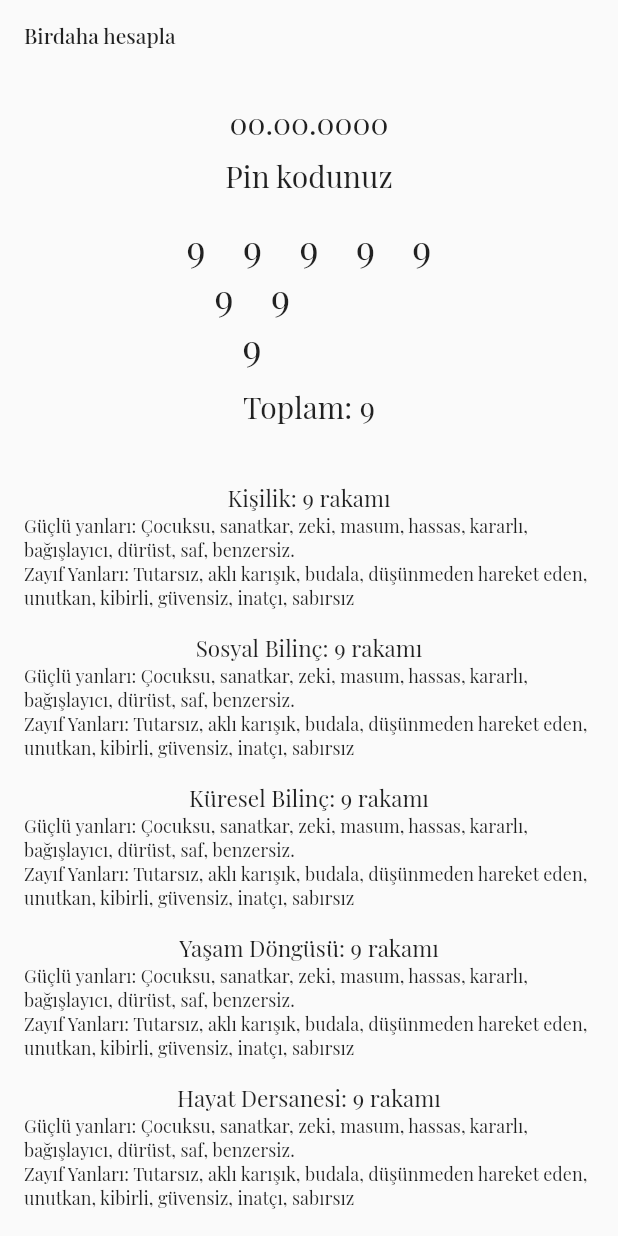
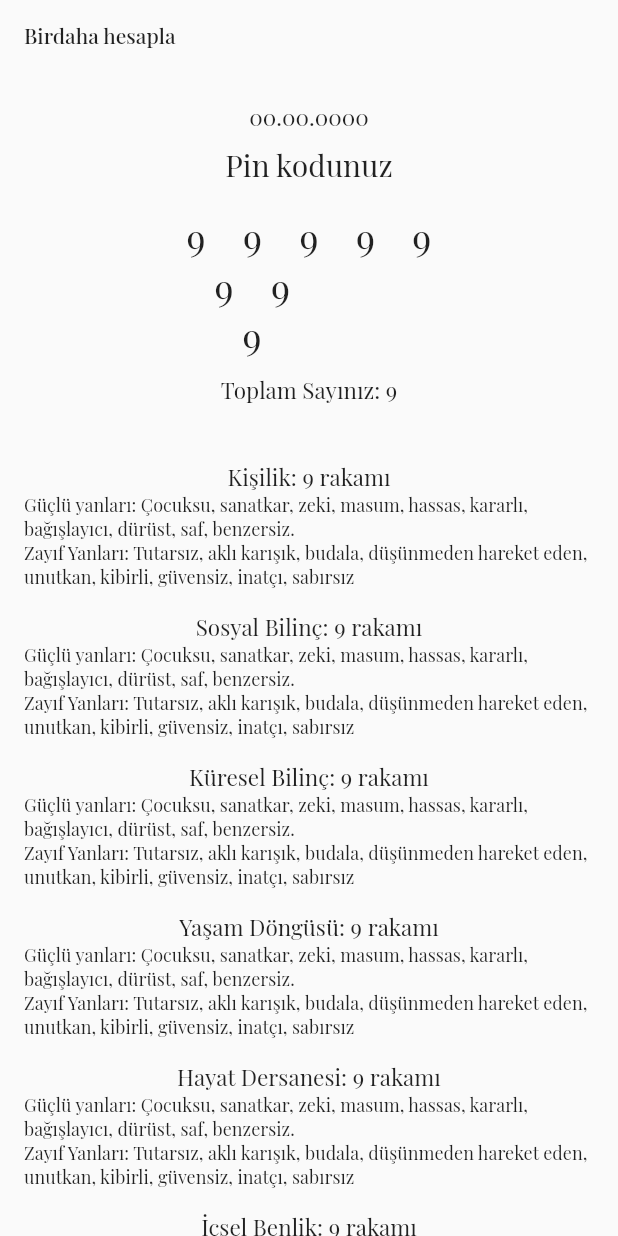
Before and after one commit to imertgul/pin_kodu, a Flutter app: the screen it shows after launch, after a tap on "Hesapla", on a phone screen of 412 x 824 dp. Run offline on Flutter 3.47's test engine with Material 2 defaults, Android fonts, the light colour scheme and no system bars; project files that could hold a hidden picture were left out.

Commit message:
Hesaplama ve çıktılar fonksiyonel hale getirildi

```diff
--- a/lib/page/HomePage.dart
+++ b/lib/page/HomePage.dart
@@ -60,17 +60,7 @@ class _MyHomePageState extends State<MyHomePage> {
                 ),
                 FlatButton(
                     onPressed: () {
-                      // myBlackList.removeRange(0, myBlackList.length);
-                      myPinCode[0] = (myBirthdate[0] + myBirthdate[1]) % 9;
-                      myPinCode[1] = (myBirthdate[2] + myBirthdate[3]) % 9;
-                      myPinCode[2] = (myBirthdate[4] + myBirthdate[7]) % 9;
-                      myPinCode[3] =
-                          (myPinCode[0] + myPinCode[1] + myPinCode[2]) % 9;
-                      myPinCode[4] = (myPinCode[0] + myPinCode[3]) % 9;
-                      myPinCode[5] = (myPinCode[0] + myPinCode[1]) % 9;
-                      myPinCode[6] = (myPinCode[1] + myPinCode[2]) % 9;
-                      myPinCode[7] = (myPinCode[5] + myPinCode[6]) % 9;
-                      myPinCode[8] = sum(myPinCode) % 9;
+                      myPinCode = calculatePin(myBirthdate);
                       print('My Birthdate: $myBirthdate');
                       print('My Pincode: $myPinCode');
                       Navigator.push(
@@ -136,11 +126,3 @@ Widget _buildInput(context, index) {
     ),
   );
 }
-
-int sum(List<int> arr) {
-  int sum = 0;
-  for (var i = 0; i < arr.length - 1; i++) {
-    sum += arr[i];
-  }
-  return sum;
-}
--- a/lib/page/ResultPage.dart
+++ b/lib/page/ResultPage.dart
@@ -46,7 +46,7 @@ class _ResultPageState extends State<ResultPage> {
                     myBirthdate[5].toString() +
                     myBirthdate[6].toString() +
                     myBirthdate[7].toString(),
-                style: myStyle20,
+                style: myStyle15,
               ),
               Padding(
                 padding: const EdgeInsets.all(8.0),
@@ -87,22 +87,29 @@ class _ResultPageState extends State<ResultPage> {
               ),
               SizedBox(height: 10),
               Text(
-                'Toplam: ' + myPinCode[8].toString(),
-                style: myStyle20,
+                'Toplam Sayınız: ' + myPinCode[8].toString(),
+                style: myStyle15,
               ),
               SizedBox(height: 30),
               Expanded(
                 child: ListView(
                   children: <Widget>[
-                    _buildOtherMeaning(0, 'Kişilik'),
-                    _buildOtherMeaning(1, 'Sosyal Bilinç'),
-                    _buildOtherMeaning(2, 'Küresel Bilinç'),
-                    _buildOtherMeaning(3, 'Yaşam Döngüsü'),
-                    _buildOtherMeaning(4, 'Hayat Dersanesi'),
-                    _buildOtherMeaning(5, 'İçsel Benlik'),
-                    _buildOtherMeaning(6, 'İçsel Çocuk'),
-                    _buildOtherMeaning(7, 'Ruh Duygusu'),
-                    _buildOtherMeaning(8, 'Yaşam'),
+                    _buildOtherMeaning(myBullShits, myPinCode, 0, 'Kişilik'),
+                    _buildOtherMeaning(
+                        myBullShits, myPinCode, 1, 'Sosyal Bilinç'),
+                    _buildOtherMeaning(
+                        myBullShits, myPinCode, 2, 'Küresel Bilinç'),
+                    _buildOtherMeaning(
+                        myBullShits, myPinCode, 3, 'Yaşam Döngüsü'),
+                    _buildOtherMeaning(
+                        myBullShits, myPinCode, 4, 'Hayat Dersanesi'),
+                    _buildOtherMeaning(
+                        myBullShits, myPinCode, 5, 'İçsel Benlik'),
+                    _buildOtherMeaning(
+                        myBullShits, myPinCode, 6, 'İçsel Çocuk'),
+                    _buildOtherMeaning(
+                        myBullShits, myPinCode, 7, 'Ruh Duygusu'),
+                    _buildOtherMeaning(myBullShits, myPinCode, 8, 'Yaşam'),
                   ],
                 ),
               )
@@ -114,8 +121,8 @@ class _ResultPageState extends State<ResultPage> {
   }
 }
 
-Widget _buildOtherMeaning(index, title) {
-  String myTitle = title + ': ' + myPinCode[index].toString() + ' rakamı';
+Widget _buildOtherMeaning(bullshit, pin, index, title) {
+  String myTitle = title + ': ' + pin[index].toString() + ' rakamı';
 
   return Padding(
     padding: const EdgeInsets.symmetric(vertical: 8.0, horizontal: 16),
@@ -126,7 +133,7 @@ Widget _buildOtherMeaning(index, title) {
           style: myStyle15,
         ),
         Text(
-          myBullShits[myPinCode[index]],
+          bullshit[pin[index]],
           style: myStyle12,
         ),
       ],
--- a/lib/utilities/constant.dart
+++ b/lib/utilities/constant.dart
@@ -24,3 +24,26 @@ Map<int, String> myBullShits = {
   8: "Güçlü yanları: Dengeli, sabırlı, destekleyici, sorumluluk sahibi, ciddi, deneyimli, soğukkanlı, çalışkan, güvenlik duygusundan hoşlanan, akıllı, dünyevi.\nZayıf Yanları: Güvensiz, telaşlı, gergin, takıntılı, duygularını gizleyen, hesapçı, buyurgan, dalavereci, sabit, kendini kurban hisseden ya da kurban rolü oynamayı seven",
   9: "Güçlü yanları: Çocuksu, sanatkar, zeki, masum, hassas, kararlı, bağışlayıcı, dürüst, saf, benzersiz.\nZayıf Yanları: Tutarsız, aklı karışık, budala, düşünmeden hareket eden, unutkan, kibirli, güvensiz, inatçı, sabırsız",
 };
+
+List<int> calculatePin(List<int> birthday) {
+  List<int> pin = List<int>.generate(9, (index) => 0);
+  pin[0] = (birthday[0] + birthday[1]) % 9;
+  pin[1] = (birthday[2] + birthday[3]) % 9;
+  pin[2] = (birthday[4] + birthday[7]) % 9;
+  pin[3] = (pin[0] + pin[1] + pin[2]) % 9;
+  pin[4] = (pin[0] + pin[3]) % 9;
+  pin[5] = (pin[0] + pin[1]) % 9;
+  pin[6] = (pin[1] + pin[2]) % 9;
+  pin[7] = (pin[5] + pin[6]) % 9;
+  pin[8] = sum(pin) % 9;
+
+  return pin;
+}
+
+int sum(List<int> arr) {
+  int sum = 0;
+  for (var i = 0; i < arr.length - 1; i++) {
+    sum += arr[i];
+  }
+  return sum;
+}
```
Also changed, not shown: pubspec.lock.
